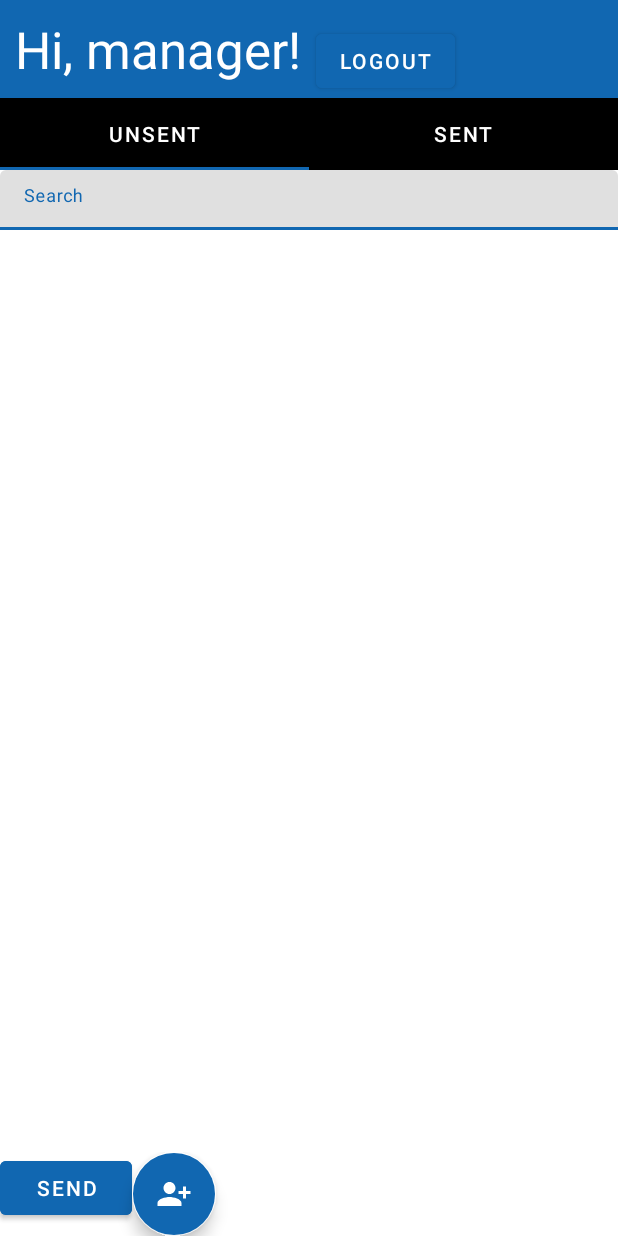
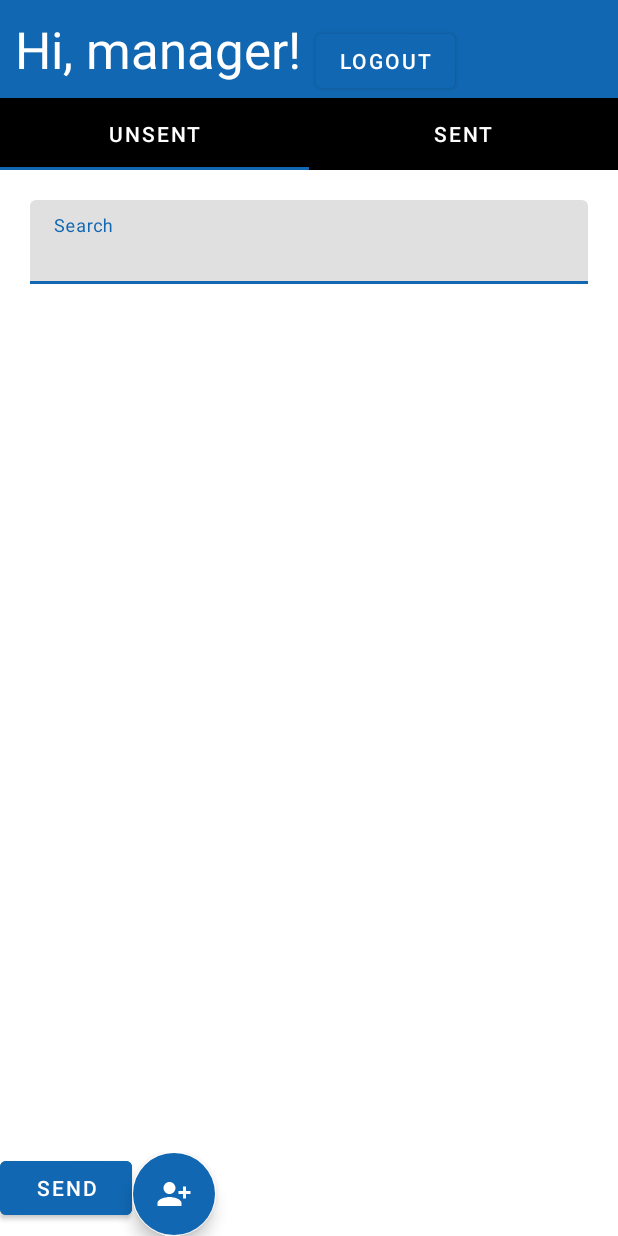
Before and after one commit to EderJuniorChua/TomorrowApp, an Android app: the RecipientsFragment screen opened directly, with no data from a screen before it, on a phone screen of 412 x 824 dp. Run offline under Robolectric (Android 15) with nearby library versions, the phone set to English and light mode, and no system bars; 1 statement that could not run was skipped.

```diff
--- a/app/src/main/res/layout/recipients_fragment.xml
+++ b/app/src/main/res/layout/recipients_fragment.xml
@@ -6,7 +6,7 @@
     android:layout_height="match_parent"
     tools:context=".fragments.RecipientsFragment">
 
-    <androidx.constraintlayout.widget.ConstraintLayout
+    <LinearLayout
         android:layout_width="match_parent"
         android:layout_height="match_parent"
         android:orientation="vertical">
@@ -14,7 +14,8 @@
         <com.google.android.material.textfield.TextInputLayout
             android:id="@+id/inputSearch"
             android:layout_width="match_parent"
-            android:layout_height="40dp"
+            android:layout_height="wrap_content"
+            android:layout_margin="20dp"
             app:layout_constraintTop_toTopOf="parent">
 
             <com.google.android.material.textfield.TextInputEditText
@@ -27,9 +28,11 @@
             android:id="@+id/rvRecipient"
             android:layout_width="match_parent"
             android:layout_height="0dp"
+            android:layout_weight="1"
+            android:paddingHorizontal="40dp"
             app:layout_constraintTop_toBottomOf="@+id/inputSearch"
             app:layout_constraintBottom_toBottomOf="parent"/>
-    </androidx.constraintlayout.widget.ConstraintLayout>
+    </LinearLayout>
 
 
 </FrameLayout>
```
